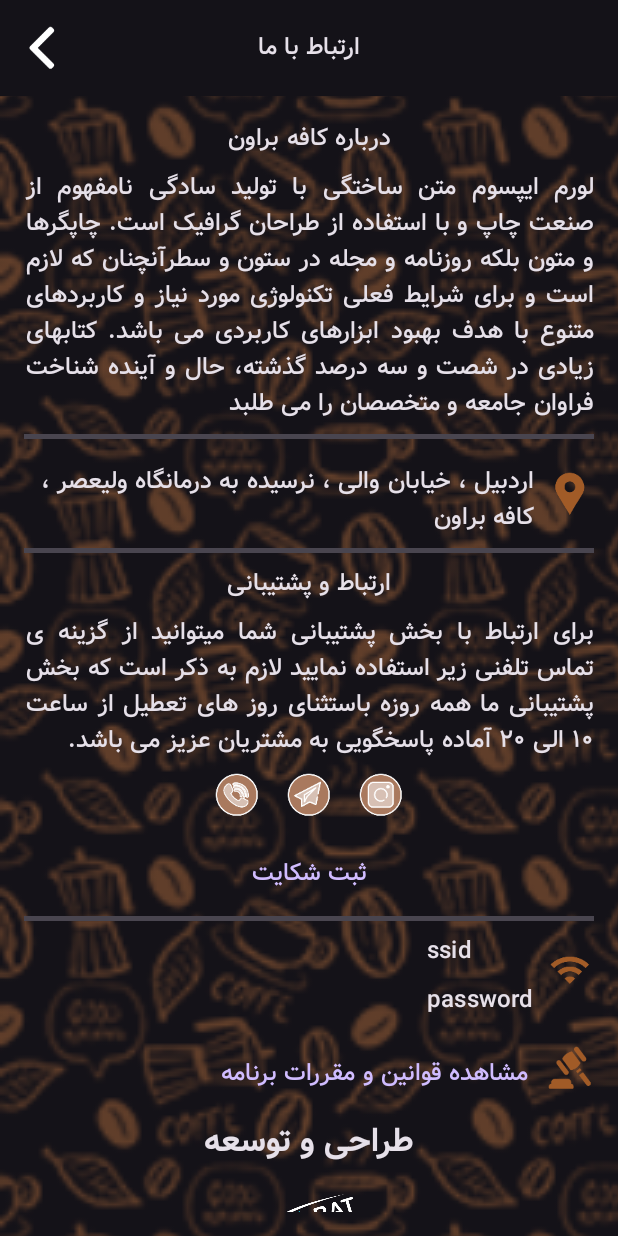
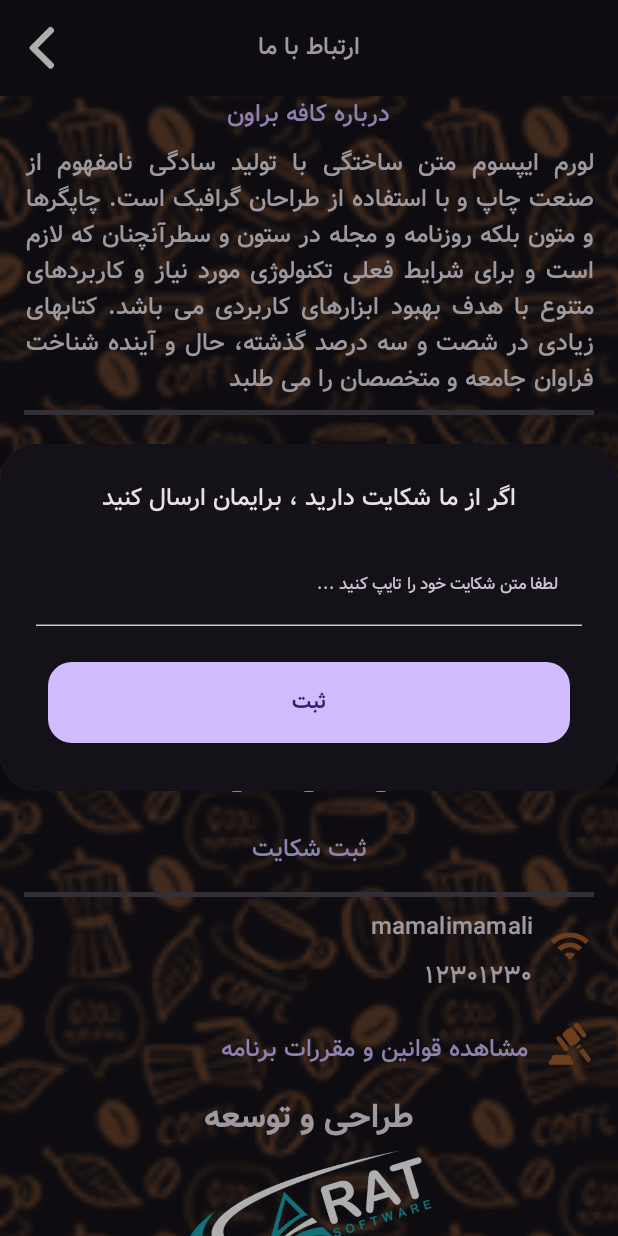
Before and after one commit to mohammadtazehkar/CafeBrown-App, an Android app built with Jetpack Compose: the screen it shows after launch (MainActivity), after a tap on "ثبت شکایت", on a phone screen of 412 x 824 dp. Run offline under Robolectric (Android 15) with nearby library versions, the light colour scheme and no system bars.

Commit message:
aboutUs Screen viewmodel , state and event implemented

```diff
--- /dev/null
+++ b/app/src/main/java/com/example/cafebrown/presentation/events/AboutUsEvent.kt
@@ -0,0 +1,9 @@
+package com.example.cafebrown.presentation.events
+
+sealed class AboutUsEvent {
+
+    data class ChangeComplaintDialogVisibility(val status: Boolean) : AboutUsEvent()
+    data class ChangeComplaintData(val text: String) : AboutUsEvent()
+    data class ChangeRulesDialogVisibility(val status: Boolean) : AboutUsEvent()
+
+}
--- /dev/null
+++ b/app/src/main/java/com/example/cafebrown/presentation/states/AboutUsState.kt
@@ -0,0 +1,16 @@
+package com.example.cafebrown.presentation.states
+
+import com.example.cafebrown.utils.UIText
+
+data class AboutUsState(
+    var aboutCafe: UIText,
+    var cafeAddress: UIText,
+    var cafePhone: String,
+    var cafeTelegram: String,
+    var cafeInstagram: String,
+    var complaintDialogVisibility: Boolean,
+    var complaintData: String,
+    var cafeWifiSSID: String,
+    var cafeWifiPassword: String,
+    var rulesDialogVisibility: Boolean
+)
--- /dev/null
+++ b/app/src/main/java/com/example/cafebrown/presentation/viewmodels/AboutUsViewModel.kt
@@ -0,0 +1,54 @@
+package com.example.cafebrown.presentation.viewmodels
+
+import androidx.compose.runtime.mutableStateOf
+import androidx.compose.runtime.State
+import androidx.lifecycle.ViewModel
+import com.example.cafebrown.R
+import com.example.cafebrown.presentation.events.AboutUsEvent
+import com.example.cafebrown.presentation.states.AboutUsState
+import com.example.cafebrown.utils.UIText
+
+class AboutUsViewModel : ViewModel() {
+    private var _aboutUsState = mutableStateOf(
+        AboutUsState(
+            aboutCafe = UIText.StringResource(resId = R.string.lorem_ipsum),
+            cafeAddress = UIText.StringResource(resId = R.string.coffee_address),
+            cafePhone = "+989358377257",
+            cafeTelegram = "https://t.me/shahinfasihi",
+            cafeInstagram = "https://www.instagram.com/shahinfasihi",
+            complaintDialogVisibility = false,
+            complaintData = "",
+            cafeWifiSSID = "mamalimamali",
+            cafeWifiPassword = "12301230",
+            rulesDialogVisibility = false,
+        )
+    )
+    var aboutUsState: State<AboutUsState> = _aboutUsState
+
+    fun onEvent(event: AboutUsEvent) {
+        when (event) {
+            is AboutUsEvent.ChangeComplaintData -> {
+                _aboutUsState.value = aboutUsState.value.copy(
+                    complaintData = event.text
+                )
+            }
+
+            is AboutUsEvent.ChangeComplaintDialogVisibility -> {
+                _aboutUsState.value = aboutUsState.value.copy(
+                    complaintDialogVisibility = event.status
+                )
+                if (!event.status) {
+                    _aboutUsState.value = aboutUsState.value.copy(
+                        complaintData = ""
+                    )
+                }
+            }
+
+            is AboutUsEvent.ChangeRulesDialogVisibility -> {
+                _aboutUsState.value = aboutUsState.value.copy(
+                    rulesDialogVisibility = event.status
+                )
+            }
+        }
+    }
+}
--- a/app/src/main/java/com/example/cafebrown/ui/screens/AboutUsScreen.kt
+++ b/app/src/main/java/com/example/cafebrown/ui/screens/AboutUsScreen.kt
@@ -1,13 +1,11 @@
 package com.example.cafebrown.ui.screens
 
+import android.content.Intent
+import android.net.Uri
 import androidx.compose.foundation.Image
-import androidx.compose.foundation.background
-import androidx.compose.foundation.gestures.rememberScrollableState
-import androidx.compose.foundation.gestures.scrollable
 import androidx.compose.foundation.layout.Arrangement
 import androidx.compose.foundation.layout.Column
 import androidx.compose.foundation.layout.Row
-import androidx.compose.foundation.layout.fillMaxSize
 import androidx.compose.foundation.layout.fillMaxWidth
 import androidx.compose.foundation.layout.height
 import androidx.compose.foundation.layout.padding
@@ -23,7 +21,8 @@ import androidx.compose.runtime.Composable
 import androidx.compose.runtime.CompositionLocalProvider
 import androidx.compose.ui.Alignment
 import androidx.compose.ui.Modifier
-import androidx.compose.ui.graphics.Color
+import androidx.compose.ui.platform.LocalConfiguration
+import androidx.compose.ui.platform.LocalContext
 import androidx.compose.ui.platform.LocalLayoutDirection
 import androidx.compose.ui.res.painterResource
 import androidx.compose.ui.res.stringResource
@@ -32,44 +31,108 @@ import androidx.compose.ui.text.style.TextAlign
 import androidx.compose.ui.tooling.preview.Preview
 import androidx.compose.ui.unit.LayoutDirection
 import androidx.compose.ui.unit.dp
+import androidx.compose.ui.unit.times
+import androidx.lifecycle.viewmodel.compose.viewModel
 import com.example.cafebrown.R
+import com.example.cafebrown.presentation.events.AboutUsEvent
+import com.example.cafebrown.presentation.viewmodels.AboutUsViewModel
 import com.example.cafebrown.ui.components.AppTopAppBar
-import com.example.cafebrown.ui.components.MainBox
 import com.example.cafebrown.ui.components.MainColumn
 import com.example.cafebrown.ui.components.TextTitleLarge
 import com.example.cafebrown.ui.components.TextTitleMedium
+import com.example.cafebrown.ui.components.TextTitleMediumPrimary
 import com.example.cafebrown.ui.theme.AppTheme
 import com.example.cafebrown.utils.ClickHelper
 
 @Composable
-fun AboutUsScreen(onNavUp: () -> Unit) {
-    Scaffold(
-        topBar = {
+fun AboutUsScreen(aboutUsViewModel: AboutUsViewModel = viewModel(), onNavUp: () -> Unit) {
+    val aboutUsState = aboutUsViewModel.aboutUsState.value
+    if (aboutUsState.rulesDialogVisibility) {
+        RulesDialog(onDismissRequest = {
+            aboutUsViewModel.onEvent(
+                AboutUsEvent.ChangeRulesDialogVisibility(
+                    false
+                )
+            )
+        }, isFromAboutUs = true)
+    }
+    if (aboutUsState.complaintDialogVisibility) {
+        ComplaintDialog(
+            onDismissRequest = {
+                aboutUsViewModel.onEvent(
+                    AboutUsEvent.ChangeComplaintDialogVisibility(
+                        false
+                    )
+                )
+            },
+            onConfirmation = {
+                aboutUsViewModel.onEvent(
+                    AboutUsEvent.ChangeComplaintDialogVisibility(
+                        false
+                    )
+                )
+            },
+            onChangeComplaint = { aboutUsViewModel.onEvent(AboutUsEvent.ChangeComplaintData(it)) },
+            complaintText = aboutUsState.complaintData
+        )
+    }
+    Scaffold(topBar = {
         AppTopAppBar(
-                title = stringResource(id = R.string.about_us), isBackVisible = true,
+            title = stringResource(id = R.string.about_us),
+            isBackVisible = true,
             onBack = onNavUp
         )
-        }
-    ) {
+    }) {
         MainColumn(
             modifier = Modifier
                 .fillMaxWidth()
                 .padding(it)
-                .padding(16.dp)
-                .verticalScroll(rememberScrollState()),
-            verticalArrangement = Arrangement.Top
+                .padding(horizontal = 16.dp)
+                .verticalScroll(rememberScrollState()), verticalArrangement = Arrangement.Top
         ) {
-            TextTitleMedium(text = stringResource(id = R.string.about_cafe))
             CompositionLocalProvider(LocalLayoutDirection provides LayoutDirection.Rtl) {
+                AboutCafe(aboutUsState.aboutCafe.asString())
+                Divider(modifier = Modifier.padding(top = 8.dp), thickness = 3.dp)
+                CafeAddress(aboutUsState.cafeAddress.asString())
+                Divider(modifier = Modifier.padding(top = 8.dp), thickness = 3.dp)
+                SupportCafe(
+                    aboutUsState.cafePhone, aboutUsState.cafeTelegram, aboutUsState.cafeInstagram
+                )
+                TextButton(onClick = {
+                    ClickHelper.getInstance().clickOnce {
+                        aboutUsViewModel.onEvent(AboutUsEvent.ChangeComplaintDialogVisibility(true))
+                    }
+                }) {
                     TextTitleMedium(
                         modifier = Modifier.padding(top = 8.dp),
-                    text = stringResource(id = R.string.lorem_ipsum),
-                    textAlign = TextAlign.Justify
+                        text = stringResource(id = R.string.submit_a_complaint),
+                        textAlign = TextAlign.Center
                     )
+                }
                 Divider(modifier = Modifier.padding(top = 8.dp), thickness = 3.dp)
+                CafeWifi(aboutUsState.cafeWifiSSID, aboutUsState.cafeWifiPassword)
+                CafeRules {
+                    aboutUsViewModel.onEvent(AboutUsEvent.ChangeRulesDialogVisibility(true))
+                }
+                AboutCompany()
+            }
+        }
+    }
+}
+
+@Composable
+fun AboutCafe(aboutCafe: String) {
+    TextTitleMediumPrimary(text = stringResource(id = R.string.about_cafe))
+    TextTitleMedium(
+        modifier = Modifier.padding(top = 8.dp), text = aboutCafe, textAlign = TextAlign.Justify
+    )
+
+}
+
+@Composable
+fun CafeAddress(cafeAddress: String) {
     Row(
-                    modifier = Modifier.padding(top = 8.dp),
-                    verticalAlignment = Alignment.CenterVertically
+        modifier = Modifier.padding(top = 8.dp), verticalAlignment = Alignment.CenterVertically
     ) {
         Image(
             modifier = Modifier.size(32.dp),
@@ -80,11 +143,15 @@ fun AboutUsScreen(onNavUp: () -> Unit) {
             modifier = Modifier
                 .weight(2.0F)
                 .padding(top = 8.dp, start = 8.dp),
-                        text = stringResource(id = R.string.coffee_address),
+            text = cafeAddress,
             textAlign = TextAlign.Start
         )
     }
-                Divider(modifier = Modifier.padding(top = 8.dp), thickness = 3.dp)
+}
+
+@Composable
+fun SupportCafe(cafePhone: String, cafeTelegram: String, cafeInstagram: String) {
+    val context = LocalContext.current
     TextTitleMedium(
         modifier = Modifier.padding(top = 8.dp),
         text = stringResource(id = R.string.connection_and_support)
@@ -94,23 +161,25 @@ fun AboutUsScreen(onNavUp: () -> Unit) {
         text = stringResource(id = R.string.for_support_you_can_use_this_links),
         textAlign = TextAlign.Justify
     )
-            }
-
     Row(modifier = Modifier.fillMaxWidth(), horizontalArrangement = Arrangement.Center) {
         IconButton(onClick = {
             ClickHelper.getInstance().clickOnce {
-                        // onClick()
+                val intent = Intent(Intent.ACTION_VIEW)
+                intent.data = Uri.parse(cafeInstagram)
+                context.startActivity(intent)
             }
         }) {
             Image(
                 modifier = Modifier.size(32.dp),
-                        painter = painterResource(id = R.mipmap.ic_phone),
-                        contentDescription = "phone icon"
+                painter = painterResource(id = R.mipmap.ic_instagram),
+                contentDescription = cafeInstagram
             )
         }
         IconButton(onClick = {
             ClickHelper.getInstance().clickOnce {
-                        // onClick()
+                val intent = Intent(Intent.ACTION_VIEW)
+                intent.data = Uri.parse(cafeTelegram)
+                context.startActivity(intent)
             }
         }) {
             Image(
@@ -118,63 +187,57 @@ fun AboutUsScreen(onNavUp: () -> Unit) {
                     .padding(start = 4.dp, end = 4.dp)
                     .size(32.dp),
                 painter = painterResource(id = R.mipmap.ic_telegram),
-                        contentDescription = "telegram icon"
+                contentDescription = cafeTelegram
             )
         }
         IconButton(onClick = {
             ClickHelper.getInstance().clickOnce {
-                        // onClick()
+                val dialIntent = Intent(Intent.ACTION_DIAL)
+                dialIntent.data = Uri.parse("tel:$cafePhone")
+                context.startActivity(dialIntent)
             }
         }) {
             Image(
                 modifier = Modifier.size(32.dp),
-                        painter = painterResource(id = R.mipmap.ic_instagram),
-                        contentDescription = "instagram icon"
+                painter = painterResource(id = R.mipmap.ic_phone),
+                contentDescription = cafePhone
             )
         }
     }
+}
 
-            TextButton(onClick = {
-                ClickHelper.getInstance().clickOnce {
-                    // onClick()
-                }
-            }) {
-                TextTitleMedium(
-                    modifier = Modifier.padding(top = 8.dp),
-                    text = stringResource(id = R.string.submit_a_complaint),
-                    textAlign = TextAlign.Center
-                )
-            }
-            Divider(modifier = Modifier.padding(top = 8.dp), thickness = 3.dp)
-
+@Composable
+fun CafeWifi(cafeWifiSSID: String, cafeWifiPassword: String) {
     Row(
         modifier = Modifier.fillMaxWidth(),
         verticalAlignment = Alignment.CenterVertically,
-                horizontalArrangement = Arrangement.End
+        horizontalArrangement = Arrangement.Start
     ) {
-                Column(modifier = Modifier.padding(end = 8.dp)) {
-                    TextTitleMedium(
-                        modifier = Modifier.padding(top = 8.dp),
-                        text = "ssid",
-                        textAlign = TextAlign.Center
-                    )
-                    TextTitleMedium(
-                        modifier = Modifier.padding(top = 8.dp),
-                        text = "password",
-                        textAlign = TextAlign.Center
-                    )
-                }
         Image(
             modifier = Modifier.size(32.dp),
             painter = painterResource(id = R.mipmap.ic_wifi),
             contentDescription = "WIFI icon"
         )
+        Column(modifier = Modifier.padding(start = 8.dp)) {
+            TextTitleMedium(
+                modifier = Modifier.padding(top = 8.dp),
+                text = cafeWifiSSID,
+                textAlign = TextAlign.Center
+            )
+            TextTitleMedium(
+                modifier = Modifier.padding(top = 8.dp),
+                text = cafeWifiPassword,
+                textAlign = TextAlign.Center
+            )
         }
-            CompositionLocalProvider(LocalLayoutDirection provides LayoutDirection.Rtl) {
 
+    }
+}
+
+@Composable
+fun CafeRules(onClick: () -> Unit) {
     Row(
-                    modifier = Modifier.padding(top = 8.dp),
-                    verticalAlignment = Alignment.CenterVertically
+        modifier = Modifier.padding(top = 8.dp), verticalAlignment = Alignment.CenterVertically
     ) {
         Image(
             modifier = Modifier.size(32.dp),
@@ -183,7 +246,7 @@ fun AboutUsScreen(onNavUp: () -> Unit) {
         )
         TextButton(onClick = {
             ClickHelper.getInstance().clickOnce {
-                            // onClick()
+                onClick()
             }
         }) {
             TextTitleMedium(
@@ -195,42 +258,46 @@ fun AboutUsScreen(onNavUp: () -> Unit) {
             )
         }
     }
+}
 
+@Composable
+fun AboutCompany() {
+    val configuration = LocalConfiguration.current
+    val logoWidth = 0.4 * configuration.screenWidthDp.dp
+    val logoHeight = 0.46 * 0.4 * configuration.screenWidthDp.dp
 
     TextTitleLarge(
-                    modifier = Modifier
-                        .padding(top = 8.dp),
+        modifier = Modifier.padding(top = 8.dp),
         text = stringResource(id = R.string.design_and_developed),
         textAlign = TextAlign.Center,
         fontWeight = FontWeight.Bold
     )
     Image(
-                    modifier = Modifier.size(64.dp),
+        modifier = Modifier
+            .padding(4.dp)
+            .width(logoWidth)
+            .height(logoHeight),
         painter = painterResource(id = R.drawable.logo),
         contentDescription = "company logo"
     )
     TextTitleMedium(
-                    modifier = Modifier
-                        .padding(top = 8.dp),
+        modifier = Modifier.padding(top = 8.dp),
         text = stringResource(id = R.string.if_you_follow_quality),
         textAlign = TextAlign.Center
     )
     TextTitleMedium(
-                    modifier = Modifier
-                        .padding(top = 8.dp),
+        modifier = Modifier.padding(top = 8.dp),
         text = stringResource(id = R.string.we_are_ready_for_this),
         textAlign = TextAlign.Center
     )
     TextTitleMedium(
-                    modifier = Modifier
-                        .padding(top = 8.dp),
+        modifier = Modifier.padding(top = 8.dp),
         text = stringResource(id = R.string.because_of_make_that_is_for_us),
         textAlign = TextAlign.Center
     )
     CompositionLocalProvider(LocalLayoutDirection provides LayoutDirection.Rtl) {
         Row(
-                        modifier = Modifier.padding(top = 8.dp),
-                        verticalAlignment = Alignment.CenterVertically
+            modifier = Modifier.padding(top = 8.dp), verticalAlignment = Alignment.CenterVertically
         ) {
             Image(
                 modifier = Modifier.size(32.dp),
@@ -238,15 +305,13 @@ fun AboutUsScreen(onNavUp: () -> Unit) {
                 contentDescription = "phone icon"
             )
             TextTitleMedium(
-                            modifier = Modifier
-                                .padding(top = 8.dp),
+                modifier = Modifier.padding(top = 8.dp),
                 text = stringResource(id = R.string.company_phone),
             )
         }
     }
     Row(
-                    modifier = Modifier.padding(top = 8.dp),
-                    verticalAlignment = Alignment.CenterVertically
+        modifier = Modifier.padding(top = 8.dp), verticalAlignment = Alignment.CenterVertically
     ) {
         Image(
             modifier = Modifier.size(32.dp),
@@ -254,25 +319,16 @@ fun AboutUsScreen(onNavUp: () -> Unit) {
             contentDescription = "phone icon"
         )
         TextTitleMedium(
-                        modifier = Modifier
-                            .padding(top = 8.dp),
+            modifier = Modifier.padding(top = 8.dp),
             text = stringResource(id = R.string.company_website),
         )
     }
-
-
-            }
-
-        }
-    }
-
-
 }
 
 @Preview(showBackground = true)
 @Composable
 fun previewAboutUs() {
     AppTheme {
-        AboutUsScreen({})
+        AboutUsScreen(viewModel(), {})
     }
 }
--- /dev/null
+++ b/app/src/main/java/com/example/cafebrown/ui/screens/ComplaintDialog.kt
@@ -0,0 +1,88 @@
+package com.example.cafebrown.ui.screens
+
+import androidx.compose.foundation.layout.fillMaxWidth
+import androidx.compose.foundation.layout.padding
+import androidx.compose.foundation.rememberScrollState
+import androidx.compose.foundation.text.KeyboardOptions
+import androidx.compose.foundation.verticalScroll
+import androidx.compose.material3.MaterialTheme
+import androidx.compose.material3.TextField
+import androidx.compose.material3.TextFieldDefaults
+import androidx.compose.runtime.Composable
+import androidx.compose.runtime.CompositionLocalProvider
+import androidx.compose.ui.Modifier
+import androidx.compose.ui.graphics.Color
+import androidx.compose.ui.platform.LocalLayoutDirection
+import androidx.compose.ui.res.stringResource
+import androidx.compose.ui.text.input.KeyboardType
+import androidx.compose.ui.text.style.TextAlign
+import androidx.compose.ui.tooling.preview.Preview
+import androidx.compose.ui.unit.LayoutDirection
+import androidx.compose.ui.unit.dp
+import androidx.compose.ui.window.Dialog
+import com.example.cafebrown.R
+import com.example.cafebrown.ui.components.CardColumnMediumCorner
+import com.example.cafebrown.ui.components.PrimaryButton
+import com.example.cafebrown.ui.components.TextLabelSmall
+import com.example.cafebrown.ui.components.TextTitleMedium
+import com.example.cafebrown.ui.theme.AppTheme
+
+@Composable
+fun ComplaintDialog(
+    onDismissRequest: () -> Unit,
+    onConfirmation: () -> Unit,
+    onChangeComplaint: (String) -> Unit,
+    complaintText: String
+) {
+    Dialog(
+        onDismissRequest = { onDismissRequest() }
+    ) {
+        CardColumnMediumCorner(columnModifier = Modifier.verticalScroll(rememberScrollState())) {
+
+            CompositionLocalProvider(LocalLayoutDirection provides LayoutDirection.Rtl) {
+                TextTitleMedium(
+                    text = stringResource(id = R.string.please_send_us_complaint),
+                    modifier = Modifier.padding(8.dp)
+                )
+            }
+            TextField(modifier = Modifier
+                .fillMaxWidth()
+                .padding(8.dp),
+                value = complaintText,
+                onValueChange = onChangeComplaint,
+                colors = TextFieldDefaults.colors(
+                    focusedContainerColor = Color.Transparent,
+                    unfocusedContainerColor = Color.Transparent,
+                    disabledContainerColor = Color.Transparent,
+                ),
+                textStyle = MaterialTheme.typography.titleMedium,
+                maxLines = 1,
+                keyboardOptions = KeyboardOptions(
+                    keyboardType = KeyboardType.Text
+                ),
+                singleLine = true,
+                placeholder = {
+                    CompositionLocalProvider(LocalLayoutDirection provides LayoutDirection.Rtl) {
+                        TextLabelSmall(
+                            modifier = Modifier.fillMaxWidth(),
+                            text = stringResource(id = R.string.please_enter_your_complaint),
+                            textAlign = TextAlign.Start
+                        )
+                    }
+                })
+            PrimaryButton(text = stringResource(id = R.string.submit)) {
+                onConfirmation()
+            }
+//            }
+        }
+    }
+}
+
+
+@Preview(showBackground = true)
+@Composable
+fun previewComplaintDialog() {
+    AppTheme {
+        ComplaintDialog({}, {}, {}, "")
+    }
+}
--- a/app/src/main/java/com/example/cafebrown/ui/screens/RulesDialog.kt
+++ b/app/src/main/java/com/example/cafebrown/ui/screens/RulesDialog.kt
@@ -26,22 +26,30 @@ import com.example.cafebrown.ui.components.TextTitleSmallOnSecondary
 
 @Composable
 fun RulesDialog(
+    isFromAboutUs: Boolean = false,
     onDismissRequest: () -> Unit,
-    onConfirmation: () -> Unit
-){
+    onConfirmation: () -> Unit = {}
+) {
     Dialog(
         onDismissRequest = { onDismissRequest() },
         properties = DialogProperties(
-            dismissOnBackPress = false,
-            dismissOnClickOutside = false
+            dismissOnBackPress = isFromAboutUs,
+            dismissOnClickOutside = isFromAboutUs
         )
-    )  {
+    ) {
         CardColumnMediumCorner(columnModifier = Modifier.verticalScroll(rememberScrollState())) {
             CompositionLocalProvider(LocalLayoutDirection provides LayoutDirection.Rtl)
             {
-                TextTitleMedium(text = stringResource(id = R.string.app_rules), textAlign = TextAlign.Justify)
+                TextTitleMedium(
+                    text = stringResource(id = R.string.app_rules),
+                    textAlign = TextAlign.Justify
+                )
             }
-            PrimaryButton(text = stringResource(id = R.string.accept_rules), onClick = onConfirmation)
+            if (!isFromAboutUs)
+                PrimaryButton(
+                    text = stringResource(id = R.string.accept_rules),
+                    onClick = onConfirmation
+                )
         }
     }
 }
```
Lines whose indentation alone changed are shown as unchanged.
